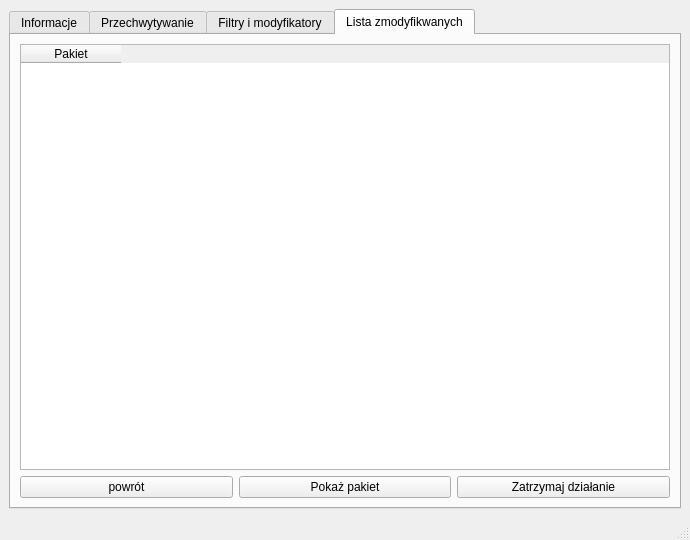
This is evilpostman/gui/mainwindow.ui in jaroslaw-wieczorek/Modifing_Packets_On-The-Fly_In_SCAPY as Qt 5 draws it before an edit. The edited form follows.
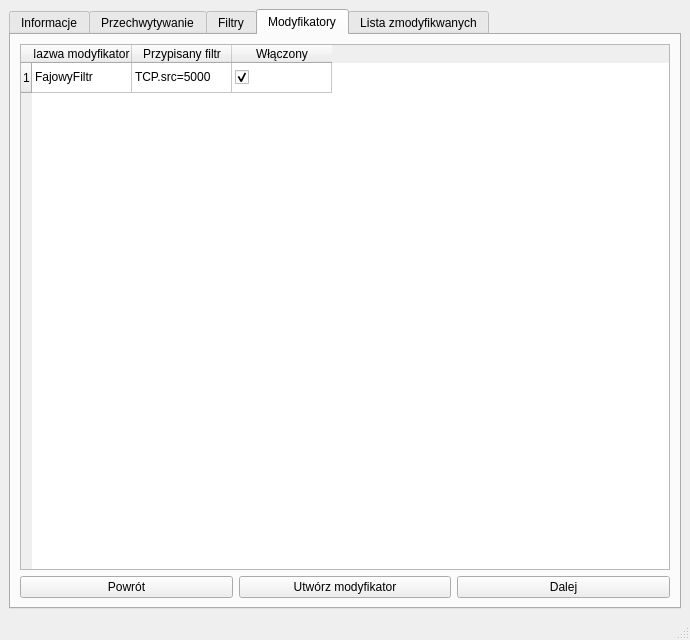
This is the edited form. The open tabs and pages were chosen to show the change.

Commit message: implement method for adding fields of protocols to interface, split interface on pange in filter creator, refractors add more columns and prepare methods to create filters and modificators.

```diff
--- a/evilpostman/gui/mainwindow.ui
+++ b/evilpostman/gui/mainwindow.ui
@@ -7,14 +7,14 @@
     <x>0</x>
     <y>0</y>
     <width>690</width>
-    <height>540</height>
+    <height>640</height>
    </rect>
   </property>
   <property name="windowTitle">
    <string>EvilPostman</string>
   </property>
   <widget class="QWidget" name="centralwidget">
-   <layout class="QGridLayout" name="gridLayout_4">
+   <layout class="QGridLayout" name="gridLayout_3">
     <item row="0" column="0">
      <widget class="QTabWidget" name="tab_widget">
       <property name="enabled">
@@ -148,7 +148,7 @@
       </widget>
       <widget class="QWidget" name="filters_tab">
        <attribute name="title">
-        <string>Filtry i modyfikatory</string>
+        <string>Filtry</string>
        </attribute>
        <layout class="QGridLayout" name="gridLayout_5">
         <item row="4" column="1">
@@ -189,19 +189,125 @@
             <string>Modyfikator</string>
            </property>
           </column>
+          <item row="0" column="0">
+           <property name="text">
+            <string>FajowyFiltr</string>
+           </property>
+           <property name="textAlignment">
+            <set>AlignCenter</set>
+           </property>
+          </item>
+          <item row="0" column="1">
+           <property name="text">
+            <string>TCP.src=5000</string>
+           </property>
+           <property name="textAlignment">
+            <set>AlignCenter</set>
+           </property>
+          </item>
+          <item row="0" column="2">
+           <property name="text">
+            <string/>
+           </property>
+           <property name="textAlignment">
+            <set>AlignCenter</set>
+           </property>
+           <property name="checkState">
+            <enum>Checked</enum>
+           </property>
+           <property name="flags">
+            <set>ItemIsSelectable|ItemIsUserCheckable|ItemIsEnabled</set>
+           </property>
+          </item>
+         </widget>
+        </item>
+       </layout>
+      </widget>
+      <widget class="QWidget" name="modifiers_tab">
+       <attribute name="title">
+        <string>Modyfikatory</string>
+       </attribute>
+       <layout class="QGridLayout" name="gridLayout_4">
+        <item row="2" column="1">
+         <widget class="QPushButton" name="modifiers_button_create_modifier">
+          <property name="text">
+           <string>Utwórz modyfikator</string>
+          </property>
+         </widget>
+        </item>
+        <item row="2" column="2">
+         <widget class="QPushButton" name="modifiers_button_next">
+          <property name="text">
+           <string>Dalej</string>
+          </property>
+         </widget>
+        </item>
+        <item row="2" column="0">
+         <widget class="QPushButton" name="modifiers_button_back">
+          <property name="text">
+           <string>Powrót</string>
+          </property>
+         </widget>
+        </item>
+        <item row="0" column="0" colspan="3">
+         <widget class="QTableWidget" name="modifiers_list_packets">
+          <row>
+           <property name="text">
+            <string>1</string>
+           </property>
+          </row>
           <column>
            <property name="text">
-            <string>Aktywny</string>
+            <string>Nazwa modyfikatora</string>
            </property>
+           <property name="textAlignment">
+            <set>AlignCenter</set>
+           </property>
           </column>
+          <column>
+           <property name="text">
+            <string>Przypisany filtr</string>
+           </property>
+           <property name="textAlignment">
+            <set>AlignCenter</set>
+           </property>
+          </column>
+          <column>
+           <property name="text">
+            <string>Włączony</string>
+           </property>
+           <property name="textAlignment">
+            <set>AlignCenter</set>
+           </property>
+          </column>
           <item row="0" column="0">
            <property name="text">
-            <string>IP.src=192.168.1.100</string>
+            <string>FajowyFiltr</string>
            </property>
           </item>
+          <item row="0" column="1">
+           <property name="text">
+            <string>TCP.src=5000</string>
+           </property>
+          </item>
           <item row="0" column="2">
            <property name="text">
-            <string>True</string>
+            <string/>
+           </property>
+           <property name="toolTip">
+            <string notr="true"/>
+           </property>
+           <property name="whatsThis">
+            <string notr="true"/>
+           </property>
+           <property name="textAlignment">
+            <set>AlignCenter</set>
+           </property>
+           <property name="checkState">
+            <enum>Checked</enum>
+           </property>
+           <property name="flags">
+            <set>ItemIsUserCheckable|ItemIsEnabled</set>
            </property>
           </item>
          </widget>
```
Left out of the diff: 29 changed lines with no effect on the pictures. The commit also changes 5 other files.
